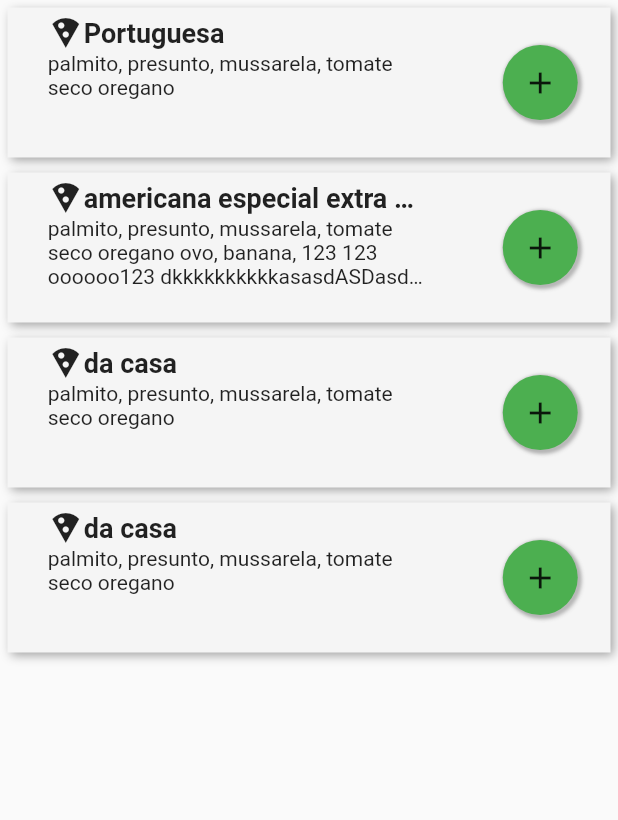
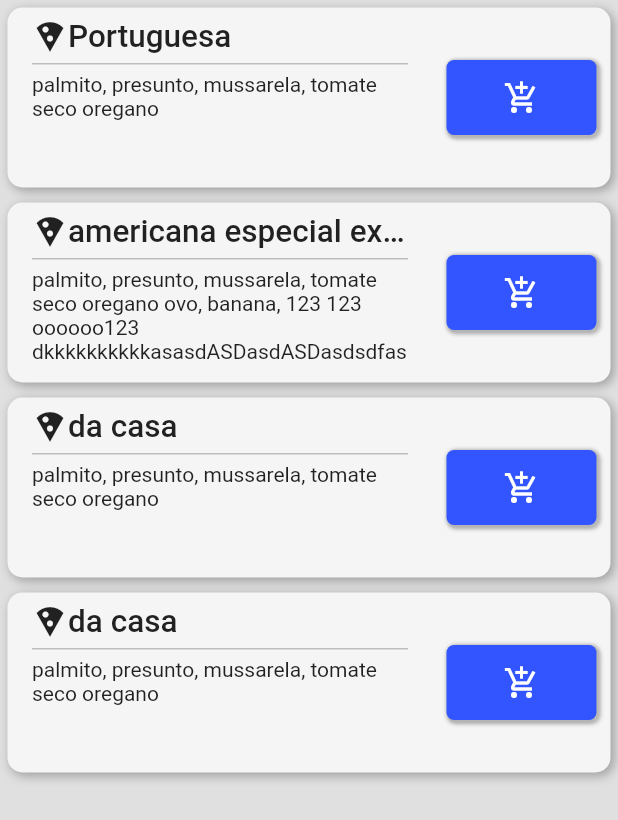
Before and after one commit to Eddie66six/app_layout_flutter, a Flutter app: the screen it shows after launch, on a phone screen of 412 x 824 dp. Shown: the top 820 px of the screen. Run offline on Flutter 3.47's test engine with Material 2 defaults, Android fonts, the phone set to English and light mode, and no system bars.

Commit message:
melhoria de layout

```diff
--- a/lib/app.dart
+++ b/lib/app.dart
@@ -9,6 +9,7 @@ class _AppState extends State<App> {
   @override
   Widget build(BuildContext context) {
     return Scaffold(
+      backgroundColor: Colors.grey[300],
         body: new ListView(
       children: <Widget>[
         new Card(
@@ -135,6 +136,7 @@ class _CardBodyState extends State<CardBody> {
         margin: new EdgeInsets.all(5),
         decoration: new BoxDecoration(
           color: Colors.grey[100],
+          borderRadius: new BorderRadius.circular(10),
           boxShadow: [
             new BoxShadow(
                 color: Colors.grey[500],
@@ -142,7 +144,7 @@ class _CardBodyState extends State<CardBody> {
                 blurRadius: 5)
           ],
         ),
-        height: 100,
+        height: 120,
         child: new Opacity(
           opacity: widget.opacity,
           child: new Center(
@@ -152,7 +154,7 @@ class _CardBodyState extends State<CardBody> {
                       children: <Widget>[
                         new Container(
                           width: widget.size.width / 1.5 - 10,
-                          padding: new EdgeInsets.all(5),
+                          padding: new EdgeInsets.all(7),
                           child: new Column(
                             mainAxisAlignment: MainAxisAlignment.start,
                             crossAxisAlignment: CrossAxisAlignment.center,
@@ -164,23 +166,33 @@ class _CardBodyState extends State<CardBody> {
                                     width: widget.size.width / 1.5 - 50,
                                     child: new Text(widget.title,
                                         style: new TextStyle(
-                                            fontSize: 18,
-                                            fontWeight: FontWeight.bold),
+                                            fontSize: 21,
+                                            fontWeight: FontWeight.w500,
+                                        ),
                                         maxLines: 1,
                                         softWrap: true,
                                         overflow: TextOverflow.ellipsis),
                                   )
                                 ],
                               ),
+                              new Container(
+                                height: 1,
+                                margin: new EdgeInsets.only(top: 5, bottom: 5),
+                                decoration: new BoxDecoration(color: Colors.grey[400]),
+                              ),
                               new Text(widget.description,
-                                  maxLines: 3,
-                                  softWrap: true,
+                                  maxLines: 4,
                                   overflow: TextOverflow.ellipsis)
                             ],
                           ),
                         ),
-                        new RoundedButton(
-                            new Icon(Icons.add), Colors.green, 50.0, () {
+                        new CustomButton(
+                          null,
+                          new Icon(Icons.add_shopping_cart, color: Colors.white),
+                          new Color.fromARGB(255, 51, 85, 255),
+                          50,
+                          100,
+                          (){
                             if (widget._animationController.status == AnimationStatus.dismissed)
                                 widget._animationController.forward();
                           }
@@ -188,27 +200,47 @@ class _CardBodyState extends State<CardBody> {
                       ],
                     )
                   : new Row(
-                      mainAxisAlignment: MainAxisAlignment.spaceEvenly,
+                      mainAxisAlignment: MainAxisAlignment.spaceAround,
                       children: <Widget>[
-                        new RaisedButton(
-                          child: new Text("-"),
-                          onPressed: () {
+                        new CustomButton(
+                            null,
+                            new Icon(Icons.remove, color: Colors.white),
+                            Colors.red[500],
+                            30,
+                            70,
+                            () {
                               setState(() {
                                 if (widget.qtde > 0) widget.qtde--;
                               });
-                          },
+                            }
                         ),
-                        new Text(widget.qtde.toString()),
-                        new RaisedButton(
-                          child: new Text("+"),
-                          onPressed: () {
+                        new Chip(
+                          backgroundColor: new Color.fromARGB(255, 51, 85, 255),
+                          label:
+                            new Text(widget.qtde.toString(),
+                              style: new TextStyle(fontSize: 24,
+                                color: Colors.white,
+                                fontWeight: FontWeight.bold)),
+                        ),
+                        new CustomButton(
+                            null,
+                            new Icon(Icons.add, color: Colors.white),
+                            Colors.green[500],
+                            30,
+                            70,
+                            () {
                               setState(() {
                                 widget.qtde++;
                               });
-                          },
+                            }
                         ),
-                        new RoundedButton(
-                            new Icon(Icons.add_shopping_cart), Colors.green, 60,() {
+                        new CustomButton(
+                            null,
+                            new Icon(Icons.done, color: Colors.white),
+                            new Color.fromARGB(255, 51, 85, 255),
+                            50,
+                            100,
+                            () {
                               if (widget._animationController.status == AnimationStatus.dismissed)
                               widget._animationController.forward();
                             }
@@ -219,27 +251,31 @@ class _CardBodyState extends State<CardBody> {
   }
 }
 
-class RoundedButton extends StatefulWidget {
-  RoundedButton(this.icon, this.color, this.size, this.click);
+class CustomButton extends StatefulWidget {
+  CustomButton(this.text, this.icon, this.color, this.heigh, this.width, this.click);
+  final Text text;
   final Widget icon;
   final Color color;
-  final double size;
+  final double heigh;
+  final double width;
   final Function click;
   @override
-  _RoundedButtonState createState() => _RoundedButtonState();
+  _CustomButtonState createState() => _CustomButtonState();
 }
 
-class _RoundedButtonState extends State<RoundedButton> {
+class _CustomButtonState extends State<CustomButton> {
   @override
   Widget build(BuildContext context) {
     return new InkWell(
-      onTap: () {
-        if (widget.click != null) widget.click();
+      onTap: (){
+        widget.click();
       },
-      child: new Container(
+      child: Container(
+        height: widget.heigh,
+        width: widget.width,
         decoration: new BoxDecoration(
           color: widget.color,
-          borderRadius: new BorderRadius.circular(widget.size),
+          borderRadius: new BorderRadius.circular(5),
           boxShadow: [
             new BoxShadow(
                 color: Colors.grey[700],
@@ -251,10 +287,9 @@ class _RoundedButtonState extends State<RoundedButton> {
                 blurRadius: 2)
           ],
         ),
-        height: widget.size,
-        width: widget.size,
-        padding: new EdgeInsets.all(10),
-        child: widget.icon,
+        child: new Center(
+          child: widget.icon == null ? widget.text : widget.icon
+        ),
       ),
     );
   }
```
Lines whose indentation alone changed are shown as unchanged.
